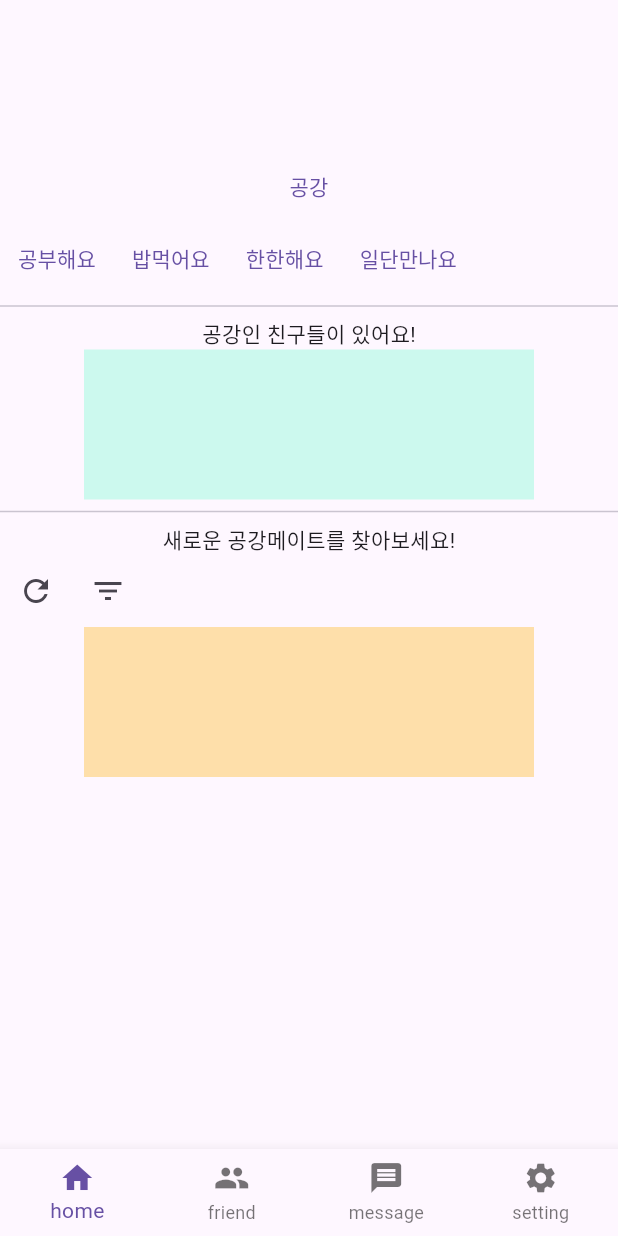
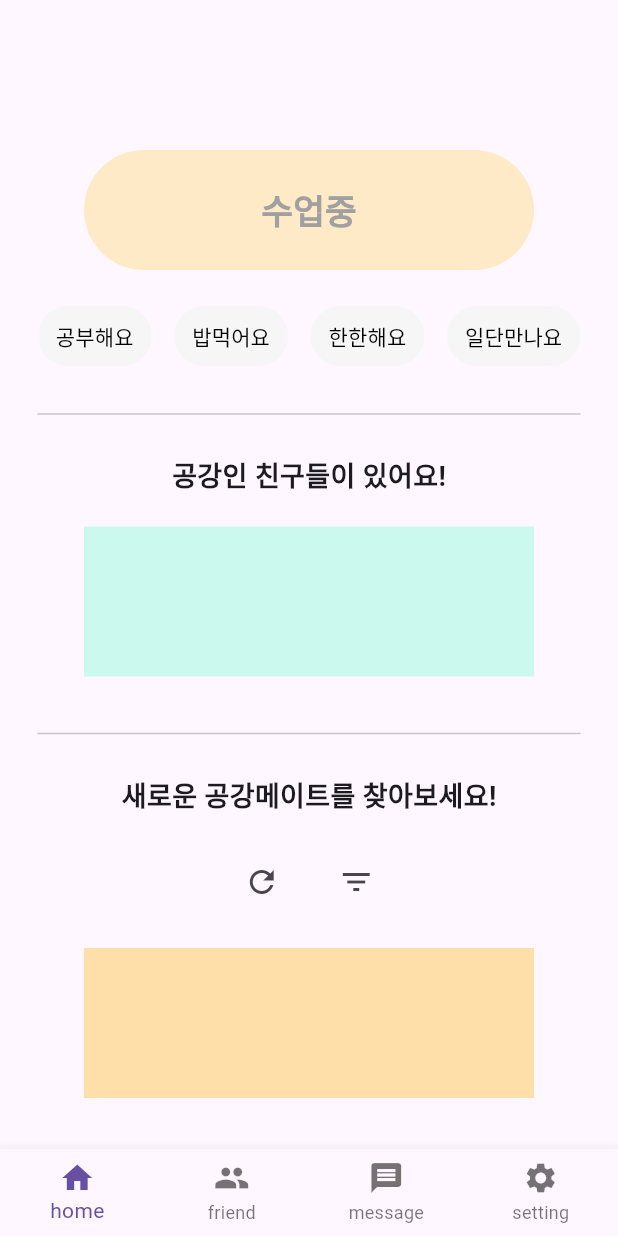
Before and after one commit to jiwonpark831/moappproject, a Flutter app: the MainScreenPage screen opened directly, on a phone screen of 412 x 824 dp. Run offline on Flutter 3.47's test engine with Material 3 defaults, Android fonts, the light colour scheme and no system bars; our stand-ins replace cloud_firestore, firebase_auth, firebase_core, google_sign_in; accounts and stored records are empty.

Commit message:
home, main(initial page)

```diff
--- a/lib/home.dart
+++ b/lib/home.dart
@@ -8,47 +8,172 @@ class HomePage extends StatefulWidget {
 }
 
 class _HomePageState extends State<HomePage> {
+  late bool isGongGang = false;
+  late bool tag1 = false;
+  late bool tag2 = false;
+  late bool tag3 = false;
+  late bool tag4 = false;
   @override
   Widget build(BuildContext context) {
     return Scaffold(
       body: Column(children: [
         Padding(
           padding: const EdgeInsets.only(top: 100),
-          child: TextButton(onPressed: () {}, child: Text('공강')),
+          child: Container(
+            width: 300,
+            height: 80,
+            child: TextButton(
+              onPressed: () {
+                setState(() {
+                  isGongGang = !isGongGang;
+                });
+              },
+              child: Text(
+                isGongGang ? '공강' : '수업중',
+                style: TextStyle(
+                  fontSize: 23,
+                  fontWeight: FontWeight.bold,
+                  color: Color(isGongGang ? 0xff000000 : 0xffA0A0A0),
+                ),
+              ),
+              style: TextButton.styleFrom(
+                backgroundColor: Color(isGongGang ? 0xffFFD795 : 0xffFFEAC7),
+                shape: RoundedRectangleBorder(
+                  borderRadius: BorderRadius.circular(50),
+                ),
+              ),
+            ),
+          ),
+        ),
+        SizedBox(
+          height: 20,
         ),
         Row(
+          mainAxisAlignment: MainAxisAlignment.center,
           children: [
             TextButton(
-              onPressed: () {},
-              child: Text("공부해요"),
+              onPressed: () {
+                setState(() {
+                  tag1 = !tag1;
+                });
+              },
+              child: Text(
+                "공부해요",
+                style: TextStyle(
+                  color: Color(tag1 ? 0xffFFFFFF : 0xff000000),
+                ),
+              ),
+              style: TextButton.styleFrom(
+                backgroundColor: Color(tag1 ? 0xffA0A0A0 : 0xffF6F6F6),
+              ),
+            ),
+            SizedBox(
+              width: 15,
             ),
             TextButton(
-              onPressed: () {},
-              child: Text("밥먹어요"),
+              onPressed: () {
+                setState(() {
+                  tag2 = !tag2;
+                });
+              },
+              child: Text(
+                "밥먹어요",
+                style: TextStyle(
+                  color: Color(tag2 ? 0xffFFFFFF : 0xff000000),
+                ),
+              ),
+              style: TextButton.styleFrom(
+                backgroundColor: Color(tag2 ? 0xffA0A0A0 : 0xffF6F6F6),
+              ),
+            ),
+            SizedBox(
+              width: 15,
             ),
             TextButton(
-              onPressed: () {},
-              child: Text("한한해요"),
+              onPressed: () {
+                setState(() {
+                  tag3 = !tag3;
+                });
+              },
+              child: Text(
+                "한한해요",
+                style: TextStyle(
+                  color: Color(tag3 ? 0xffFFFFFF : 0xff000000),
+                ),
+              ),
+              style: TextButton.styleFrom(
+                backgroundColor: Color(tag3 ? 0xffA0A0A0 : 0xffF6F6F6),
+              ),
+            ),
+            SizedBox(
+              width: 15,
             ),
             TextButton(
-              onPressed: () {},
-              child: Text("일단만나요"),
+              onPressed: () {
+                setState(() {
+                  tag4 = !tag4;
+                });
+              },
+              child: Text(
+                "일단만나요",
+                style: TextStyle(
+                  color: Color(tag4 ? 0xffFFFFFF : 0xff000000),
+                ),
+              ),
+              style: TextButton.styleFrom(
+                backgroundColor: Color(tag4 ? 0xffA0A0A0 : 0xffF6F6F6),
+              ),
             ),
           ],
         ),
-        Divider(),
-        Text('공강인 친구들이 있어요!'),
+        SizedBox(
+          height: 20,
+        ),
+        Divider(
+          indent: 25,
+          endIndent: 25,
+        ),
+        SizedBox(
+          height: 20,
+        ),
+        Text(
+          '공강인 친구들이 있어요!',
+          style: TextStyle(fontSize: 18, fontWeight: FontWeight.bold),
+        ),
+        SizedBox(
+          height: 20,
+        ),
         Container(
             width: 300,
             height: 100,
             decoration: BoxDecoration(color: Color(0xffCCF9EE))),
-        Divider(),
-        Text('새로운 공강메이트를 찾아보세요!'),
+        SizedBox(height: 30),
+        Divider(
+          indent: 25,
+          endIndent: 25,
+        ),
+        SizedBox(
+          height: 20,
+        ),
+        Text(
+          '새로운 공강메이트를 찾아보세요!',
+          style: TextStyle(fontSize: 18, fontWeight: FontWeight.bold),
+        ),
+        SizedBox(
+          height: 20,
+        ),
         Row(
+          mainAxisAlignment: MainAxisAlignment.center,
           children: [
             IconButton(onPressed: () {}, icon: Icon(Icons.refresh)),
+            SizedBox(
+              width: 15,
+            ),
             IconButton(onPressed: () {}, icon: Icon(Icons.filter_list))
           ],
+        ),
+        SizedBox(
+          height: 20,
         ),
         Container(
             width: 300,
--- a/lib/main.dart
+++ b/lib/main.dart
@@ -1,5 +1,6 @@
 import 'package:flutter/material.dart';
 import 'package:firebase_core/firebase_core.dart';
+import 'MainScreen.dart';
 import 'firebase_options.dart';
 
 import 'login.dart';
@@ -17,9 +18,10 @@ class MyApp extends StatelessWidget {
   Widget build(BuildContext context) {
     return MaterialApp(
         title: 'Moappfinal_seodangol',
-        initialRoute: '/login',
+        initialRoute: '/main',
         routes: {
           '/login': (BuildContext context) => LoginPage(),
+           '/main': (BuildContext context) => MainScreenPage(),
         });
   }
 }
```
